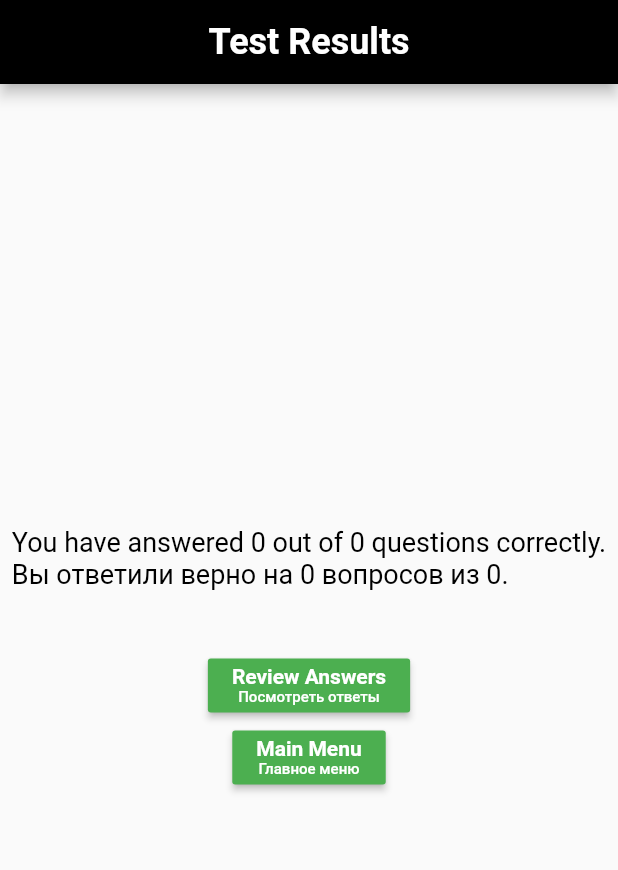
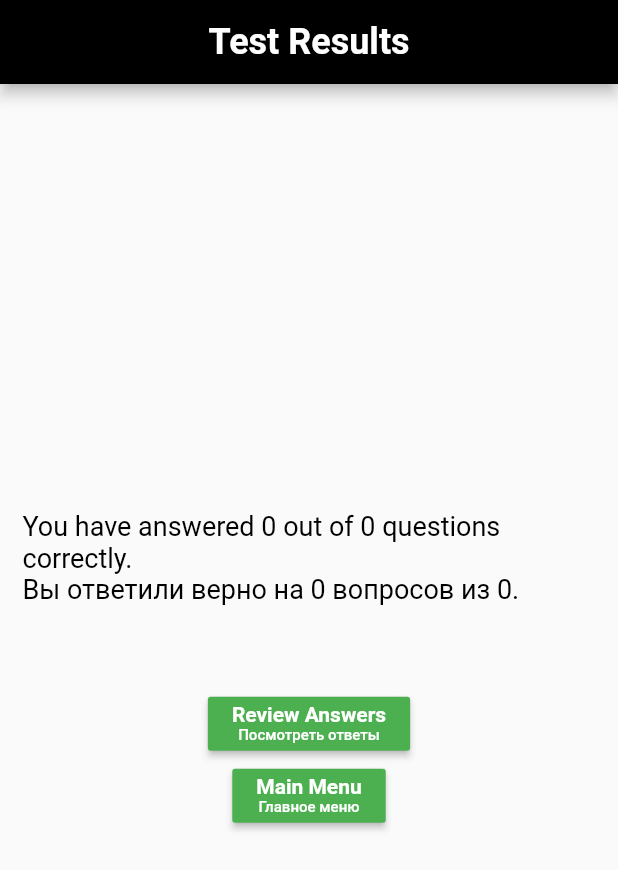
Before and after one commit to Impulseone/DrivingTheoryTest, a Flutter app: the ResultScreen screen opened directly with empty values, on a phone screen of 412 x 824 dp. Shown: the top 870 px of the screen. Run offline on Flutter 3.47's test engine with Material 2 defaults, Android fonts, the phone set to English and light mode, and no system bars; our stand-ins replace rxdart, sqflite; accounts and stored records are empty.

Commit message:
view fixes

```diff
--- a/dirving_theory_test/lib/view/questions_screens/search_question_screen.dart
+++ b/dirving_theory_test/lib/view/questions_screens/search_question_screen.dart
@@ -24,6 +24,7 @@ class _SearchQuestionScreenState extends State<SearchQuestionScreen> {
           TextField(
             decoration: InputDecoration(
               hintText: 'Enter the text (Введите текст)...',
+              contentPadding: EdgeInsets.only(left: 15)
             ),
             onSubmitted: (text) => searchQuestionBloc.searchQuestions(text),
           ),
--- a/dirving_theory_test/lib/view/result_screen.dart
+++ b/dirving_theory_test/lib/view/result_screen.dart
@@ -7,21 +7,23 @@ import 'package:flutter/material.dart';
 class ResultScreen extends StatefulWidget {
   final List<Question> _allQuestions;
   final List<Question> _trueAnsweredQuestions;
-  final Map<int,String> _selectedAnswers;
+  final Map<int, String> _selectedAnswers;
 
-  ResultScreen(this._allQuestions, this._trueAnsweredQuestions, this._selectedAnswers);
+  ResultScreen(
+      this._allQuestions, this._trueAnsweredQuestions, this._selectedAnswers);
 
   @override
-  _ResultScreenState createState() =>
-      _ResultScreenState(_allQuestions, _trueAnsweredQuestions,_selectedAnswers);
+  _ResultScreenState createState() => _ResultScreenState(
+      _allQuestions, _trueAnsweredQuestions, _selectedAnswers);
 }
 
 class _ResultScreenState extends State<ResultScreen> {
   final List<Question> _allQuestions;
   final List<Question> _trueAnsweredQuestions;
-  final Map<int,String> _selectedAnswers;
+  final Map<int, String> _selectedAnswers;
 
-  _ResultScreenState(this._allQuestions, this._trueAnsweredQuestions, this._selectedAnswers);
+  _ResultScreenState(
+      this._allQuestions, this._trueAnsweredQuestions, this._selectedAnswers);
 
   @override
   Widget build(BuildContext context) {
@@ -58,10 +60,12 @@ class _ResultScreenState extends State<ResultScreen> {
 
   Widget _answeredCorrectlyText(
       List<Question> allQuestions, List<Question> trueAnsweredQuestions) {
-    return Text(
-      "You have answered ${trueAnsweredQuestions.length} out of ${allQuestions.length} questions correctly.\nВы ответили верно на ${trueAnsweredQuestions.length} вопросов из ${allQuestions.length}.",
-      style: CustomTextStyle.rusTextStyleHeadlineBlack(context),
-    );
+    return Container(
+        padding: EdgeInsets.all(15),
+        child: Text(
+          "You have answered ${trueAnsweredQuestions.length} out of ${allQuestions.length} questions correctly.\nВы ответили верно на ${trueAnsweredQuestions.length} вопросов из ${allQuestions.length}.",
+          style: CustomTextStyle.rusTextStyleHeadlineBlack(context),
+        ));
   }
 
   Widget _reviewAnswersButton() {
@@ -102,8 +106,8 @@ class _ResultScreenState extends State<ResultScreen> {
 
   void _openReviewAnswersScreen() {
     Navigator.of(context).push(MaterialPageRoute(
-        builder: (context) =>
-            ReviewAnswersScreen(_allQuestions, _trueAnsweredQuestions,_selectedAnswers)));
+        builder: (context) => ReviewAnswersScreen(
+            _allQuestions, _trueAnsweredQuestions, _selectedAnswers)));
   }
 
   void _openMenuScreen() {
```
